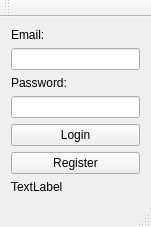
Above: loginwindow.ui from markopoloparadox/ProjectPerun before the change. Below: the same form after it.
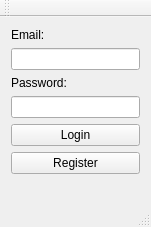
That is the form after the change.

```diff
--- a/loginwindow.ui
+++ b/loginwindow.ui
@@ -52,7 +52,7 @@
     <item>
      <widget class="QLabel" name="StatusLabel">
       <property name="text">
-       <string>TextLabel</string>
+       <string/>
       </property>
      </widget>
     </item>
```
